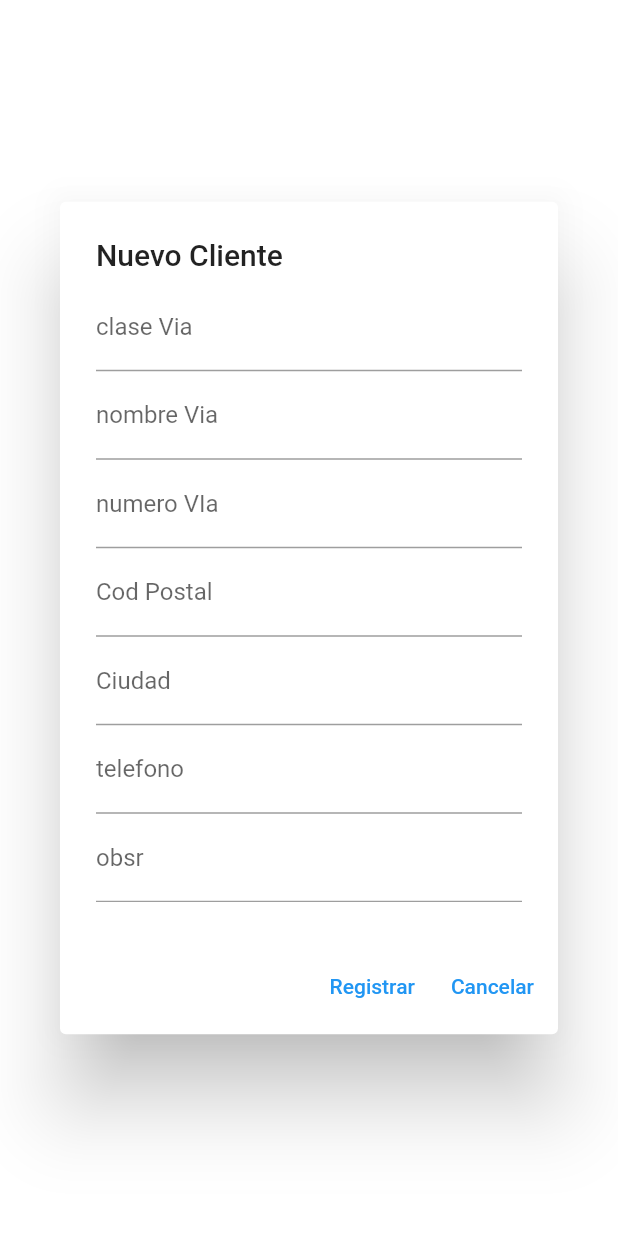
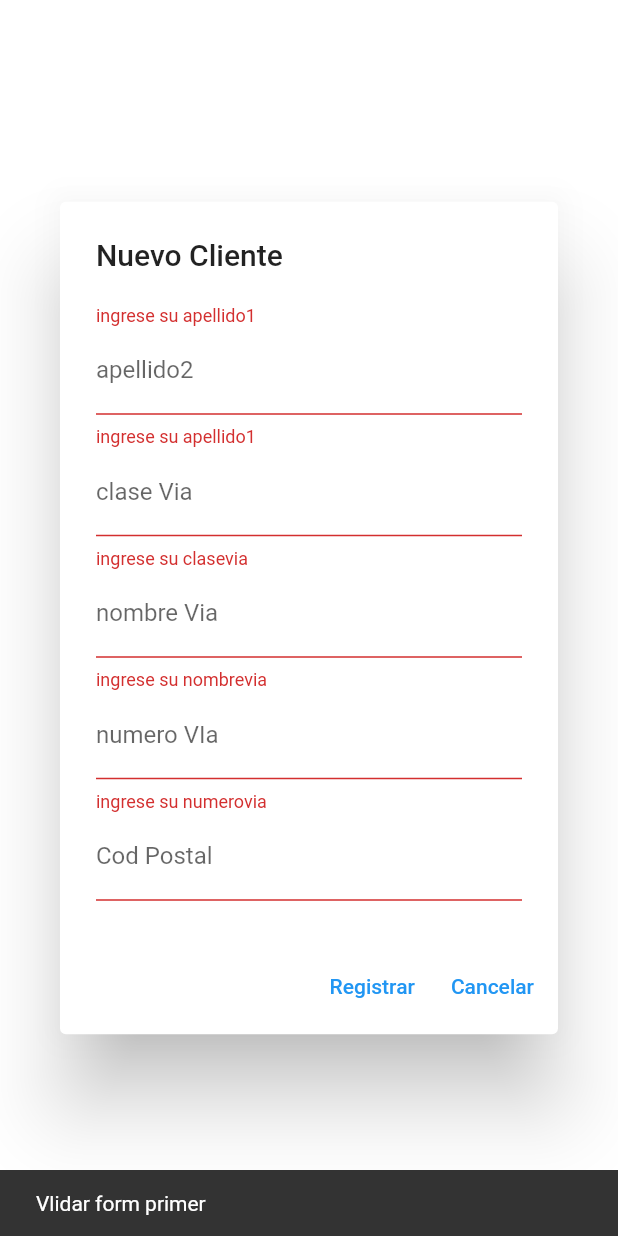
Before and after one commit to widjos/fltr_widseed, a Flutter app: the FormClient widget shown alone on an empty page, opened directly, scrolled down 308 dp, after a tap on "Registrar", on a phone screen of 412 x 824 dp. Run offline on Flutter 3.47's test engine with Material 2 defaults, Android fonts, the phone set to English and light mode, and no system bars; our stand-ins replace bloc, equatable, firebase_core, firebase_crashlytics, firebase_database, firebase_messaging and 5 more; accounts and stored records are empty; network calls fail.

Commit message:
new form validated in post

```diff
--- a/lib/pages/clients/form_cliente.dart
+++ b/lib/pages/clients/form_cliente.dart
@@ -7,7 +7,6 @@ import 'package:test/util/app_type.dart';
 import 'package:test/util/model_type.dart';
 
 class FormClient extends StatefulWidget {
-
   TextEditingController nombreController = TextEditingController();
   TextEditingController passController = TextEditingController();
   TextEditingController emailController = TextEditingController();
@@ -21,9 +20,7 @@ class FormClient extends StatefulWidget {
   TextEditingController telefonoController = TextEditingController();
   TextEditingController observController = TextEditingController();
 
-
-
-  FormClient({ Key? key }) : super(key: key);
+  FormClient({Key? key}) : super(key: key);
 
   @override
   State<FormClient> createState() => _FormClientState();
@@ -34,173 +31,139 @@ class _FormClientState extends State<FormClient> {
   Widget build(BuildContext context) {
     final _formKey = GlobalKey<FormState>();
     return AlertDialog(
-      title: const  Text('Nuevo Cliente'),
-      content: Container(
+      title: const Text('Nuevo Cliente'),
+      content: Form(
+        key: _formKey,
+        child: Container(
           height: 400,
           width: 400,
           child: ListView(
             children: [
               TextFormField(
-            decoration: const  InputDecoration(
-              border:   UnderlineInputBorder(),
-              label:  Text("Nombre")
-            ),
+                decoration: const InputDecoration(
+                    border: UnderlineInputBorder(), label: Text("Nombre")),
                 controller: widget.nombreController,
-            validator: (value) {
-              value == null || value.isEmpty ?
-              'ingrese su nombre' : null;
-            },
+                validator: (value) =>
+                    value == null || value.isEmpty ? 'ingrese su nombre' : null,
               ),
               TextFormField(
                 decoration: const InputDecoration(
-              border:  UnderlineInputBorder(),
-              label:  Text("password"),
+                  border: UnderlineInputBorder(),
+                  label: Text("password"),
                 ),
                 controller: widget.passController,
-            validator: (value) {
-              value == null || value.isEmpty ?
-              'ingrese su password' : null;
-            },
-          ),
-          TextFormField(
-            decoration: const  InputDecoration(
-              border:  UnderlineInputBorder(),
-              label:   Text("email")
-            ),
-            controller: widget.emailController,
-            validator: (value) {
-              value == null || value.isEmpty ?
-              'ingrese su email' : null;
-            },
-          ),
-          TextFormField(
-            decoration: const  InputDecoration(
-              border:   UnderlineInputBorder(),
-              label:   Text("apellido1"),
-              ),
-            controller: widget.apellido1Controller,
-            validator: (value) {
-              value == null || value.isEmpty ?
-              'ingrese su apellido1' : null;
-            },
-          ),
-          TextFormField(
-            decoration:  const InputDecoration(
-              border:   UnderlineInputBorder(),
-              label:   Text("apellido2"),
-            ),
-            controller: widget.apellido2Controller,
-            validator: (value) {
-              value == null || value.isEmpty ?
-              'ingrese su apellido1' : null;
-            },
+                validator: (value) => value == null || value.isEmpty
+                    ? 'ingrese su password'
+                    : null,
               ),
               TextFormField(
                 decoration: const InputDecoration(
-              border:  UnderlineInputBorder(),
-              label:   Text("clase Via")
-            ),
-            controller: widget.claseViaController,
-            validator: (value) {
-              value == null || value.isEmpty ?
-              'ingrese su clasevia' : null;
-            },
-          ),
-          TextFormField(
-            decoration: const  InputDecoration(
-              border:  UnderlineInputBorder(),
-              label:   Text("nombre Via")
-            ),
-            controller: widget.nombreViaController,
-            validator: (value) {
-              value == null || value.isEmpty ?
-              'ingrese su nombrevia' : null;
-            },
+                    border: UnderlineInputBorder(), label: Text("email")),
+                controller: widget.emailController,
+                validator: (value) =>
+                    value == null || value.isEmpty ? 'ingrese su email' : null,
               ),
               TextFormField(
                 decoration: const InputDecoration(
-              border:   UnderlineInputBorder(),
-              label:   Text("numero VIa"),
+                  border: UnderlineInputBorder(),
+                  label: Text("apellido1"),
+                ),
+                controller: widget.apellido1Controller,
+                validator: (value) => value == null || value.isEmpty
+                    ? 'ingrese su apellido1'
+                    : null,
+              ),
+              TextFormField(
+                decoration: const InputDecoration(
+                  border: UnderlineInputBorder(),
+                  label: Text("apellido2"),
+                ),
+                controller: widget.apellido2Controller,
+                validator: (value) => value == null || value.isEmpty
+                    ? 'ingrese su apellido1'
+                    : null,
+              ),
+              TextFormField(
+                decoration: const InputDecoration(
+                    border: UnderlineInputBorder(), label: Text("clase Via")),
+                controller: widget.claseViaController,
+                validator: (value) => value == null || value.isEmpty
+                    ? 'ingrese su clasevia'
+                    : null,
+              ),
+              TextFormField(
+                decoration: const InputDecoration(
+                    border: UnderlineInputBorder(), label: Text("nombre Via")),
+                controller: widget.nombreViaController,
+                validator: (value) => value == null || value.isEmpty
+                    ? 'ingrese su nombrevia'
+                    : null,
+              ),
+              TextFormField(
+                decoration: const InputDecoration(
+                  border: UnderlineInputBorder(),
+                  label: Text("numero VIa"),
                 ),
                 controller: widget.numeroViaController,
-            validator: (value) {
-              value == null || value.isEmpty ?
-              'ingrese su numerovia' : null;
-            },
+                validator: (value) => value == null || value.isEmpty
+                    ? 'ingrese su numerovia'
+                    : null,
               ),
               TextFormField(
-            decoration:  const InputDecoration(
-              border:   UnderlineInputBorder(),
-              label:   Text("Cod Postal"),
+                decoration: const InputDecoration(
+                  border: UnderlineInputBorder(),
+                  label: Text("Cod Postal"),
                 ),
                 controller: widget.condPostalController,
-            validator: (value) {
-              value == null || value.isEmpty ?
-              'ingrese su codPostal' : null;
-            },
+                validator: (value) => value == null || value.isEmpty
+                    ? 'ingrese su codPostal'
+                    : null,
               ),
               TextFormField(
-            decoration:  const InputDecoration(
-              border:  UnderlineInputBorder(),
-              label:   Text("Ciudad")
-            ),
+                decoration: const InputDecoration(
+                    border: UnderlineInputBorder(), label: Text("Ciudad")),
                 controller: widget.ciudadController,
-            validator: (value) {
-              value == null || value.isEmpty ?
-              'ingrese su ciudad' : null;
-            },
+                validator: (value) =>
+                    value == null || value.isEmpty ? 'ingrese su ciudad' : null,
               ),
               TextFormField(
-            decoration: const  InputDecoration(
-              border:   UnderlineInputBorder(),
-              label:   Text("telefono"),
+                decoration: const InputDecoration(
+                  border: UnderlineInputBorder(),
+                  label: Text("telefono"),
                 ),
                 controller: widget.telefonoController,
-            validator: (value) {
-              value == null || value.isEmpty ?
-              'ingrese su telefono' : null;
-            },
+                validator: (value) => value == null || value.isEmpty
+                    ? 'ingrese su telefono'
+                    : null,
               ),
               TextFormField(
-            decoration:  const InputDecoration(
-              border:   UnderlineInputBorder(),
-              label:  Text("obsr"),
+                decoration: const InputDecoration(
+                  border: UnderlineInputBorder(),
+                  label: Text("obsr"),
                 ),
                 controller: widget.observController,
-            validator: (value) {
-              value == null || value.isEmpty ?
-              'ingrese su observa' : null;
-            },
+                validator: (value) => value == null || value.isEmpty
+                    ? 'ingrese su observa'
+                    : null,
               ),
             ],
           ),
         ),
+      ),
       actions: [
-        TextButton(onPressed: (){
+        TextButton(
+            onPressed: () {
+              if (_formKey.currentState!.validate()) {
+                // If the form is valid, display a snackbar. In the real world,
+                // you'd often call a server or save the information in a database.
 
-          var map = jsonEncode({
-                    widget.nombreController.text,
-                    widget.passController.text,
-                    widget.emailController.text,
-                    widget.apellido1Controller.text,
-                    widget.apellido2Controller.text,
-                    widget.claseViaController.text,
-                    widget.nombreViaController.text,
-                    widget.numeroViaController.text,
-                    widget.condPostalController.text,
-                    widget.ciudadController.text,
-                    widget.telefonoController.text,
-                    widget.observController.text
-              });
-
-            log(map.toString());
                   ApiManager.shared.request(
                     baseUrl: "10.0.2.2:9595",
                     pathUrl: "/cliente/guardar",
                     bodyParams: json.encode({
                       "nombreCl": widget.nombreController.text,
                       "password": widget.passController.text,
-                    "email" : widget.emailController.text,
+                      "email": widget.emailController.text,
                       "apellido1": widget.apellido1Controller.text,
                       "apellido2": widget.apellido2Controller.text,
                       "claseVia": widget.claseViaController.text,
@@ -210,19 +173,29 @@ class _FormClientState extends State<FormClient> {
                       "ciudad": widget.ciudadController.text,
                       "telefono": widget.telefonoController.text,
                       "observaciones": widget.observController.text
-              })
-
-              ,
+                    }),
                     type: HttpType.POST,
                     modelType: ModelType.CLIENT);
-        }, child: const Text("Registrar")),
+
+                          ScaffoldMessenger.of(context).showSnackBar(
+                  const SnackBar(content: Text('Nuevo usuario registrado')));
+
+
+
+
+
+              } else {
+                ScaffoldMessenger.of(context).showSnackBar(
+                    const SnackBar(content: Text('Vlidar form primer')));
+              }
+            },
+            child: const Text("Registrar")),
         TextButton(
-          onPressed: (){
+            onPressed: () {
               Navigator.of(context).pop();
-          }, child: const Text('Cancelar')
-          )
+            },
+            child: const Text('Cancelar'))
       ],
-
     );
   }
 }
```
Lines whose indentation alone changed are shown as unchanged.
